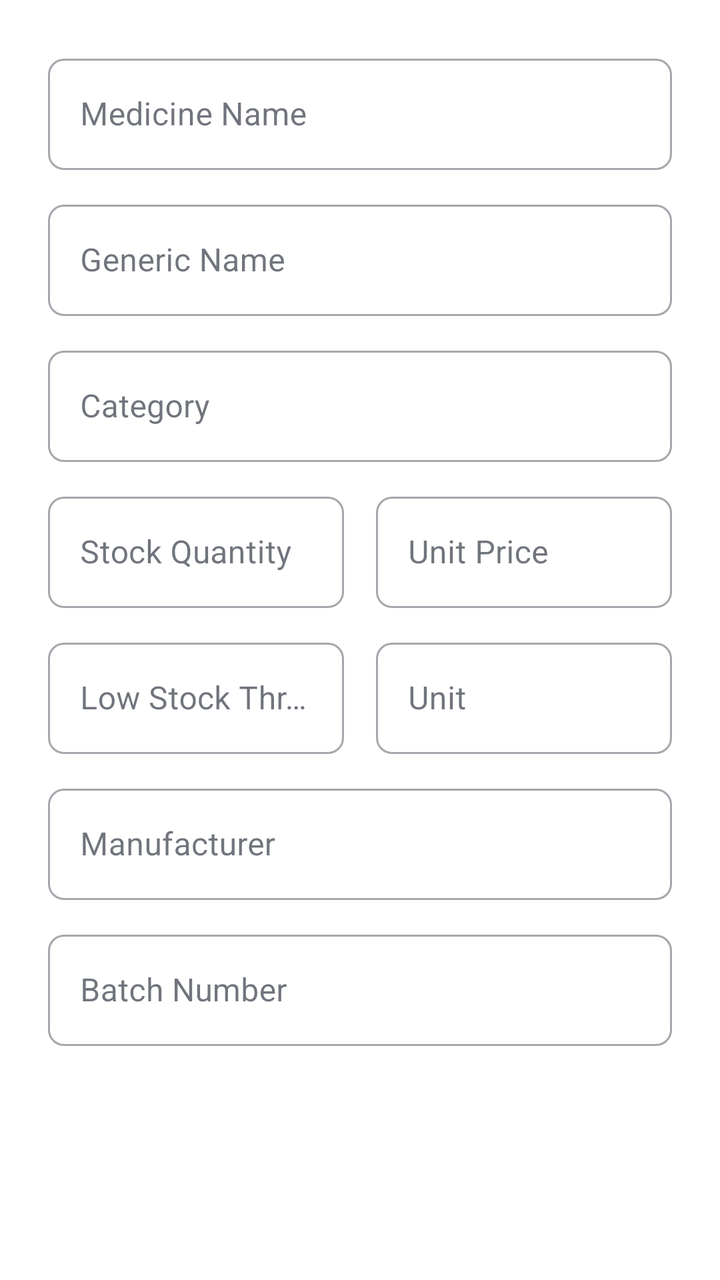
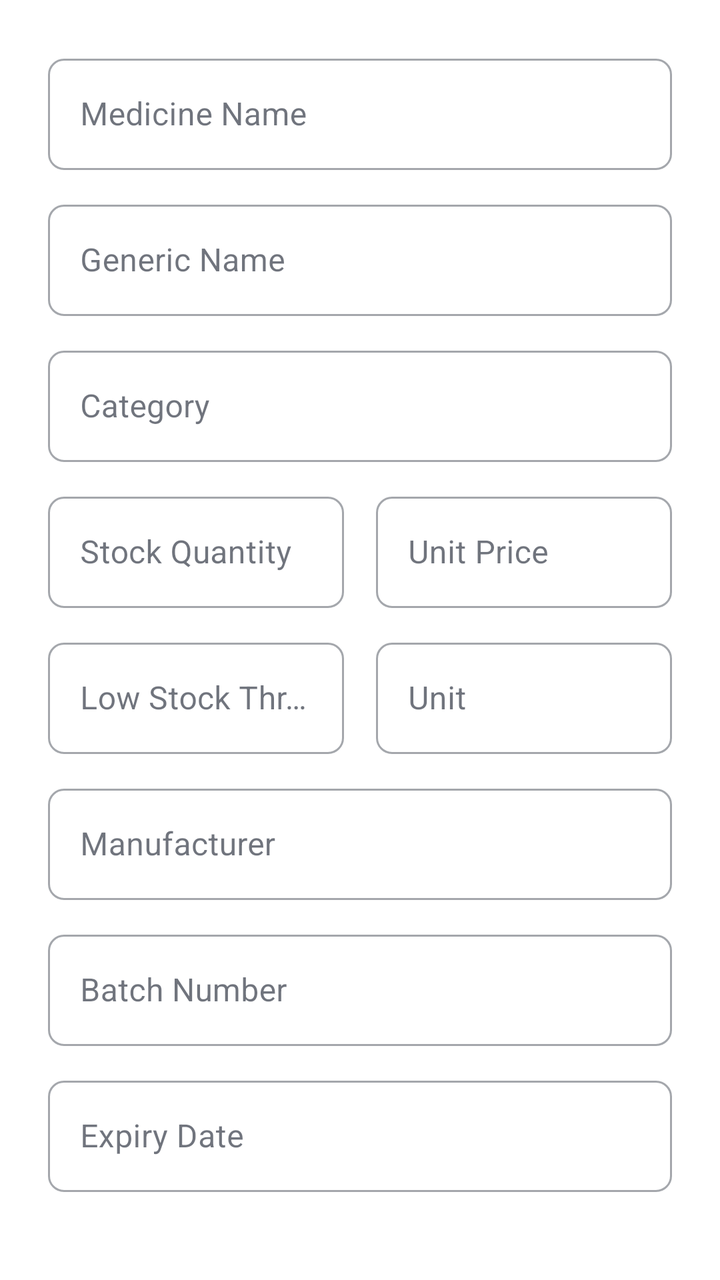

The first picture is an Android layout as it rendered before a commit; the second is the same layout after the commit. The layout source and the unified diff follow.
<!-- AndroidManifest.xml: application theme Theme.MediTrack -->
<!-- res/layout/dialog_add_inventory.xml -->
<?xml version="1.0" encoding="utf-8"?>
<androidx.core.widget.NestedScrollView xmlns:android="http://schemas.android.com/apk/res/android"
    xmlns:app="http://schemas.android.com/apk/res-auto"
    android:layout_width="match_parent"
    android:layout_height="wrap_content">

    <LinearLayout
        android:layout_width="match_parent"
        android:layout_height="wrap_content"
        android:orientation="vertical"
        android:padding="24dp">

        <com.google.android.material.textfield.TextInputLayout
            android:id="@+id/nameLayout"
            style="@style/Widget.MaterialComponents.TextInputLayout.OutlinedBox"
            android:layout_width="match_parent"
            android:layout_height="wrap_content"
            android:hint="@string/medicine_name_label">
            <com.google.android.material.textfield.TextInputEditText
                android:id="@+id/nameEditText"
                android:layout_width="match_parent"
                android:layout_height="wrap_content"
                android:inputType="textCapWords" />
        </com.google.android.material.textfield.TextInputLayout>

        <com.google.android.material.textfield.TextInputLayout
            android:id="@+id/genericNameLayout"
            style="@style/Widget.MaterialComponents.TextInputLayout.OutlinedBox"
            android:layout_width="match_parent"
            android:layout_height="wrap_content"
            android:layout_marginTop="12dp"
            android:hint="@string/generic_name">
            <com.google.android.material.textfield.TextInputEditText
                android:id="@+id/genericNameEditText"
                android:layout_width="match_parent"
                android:layout_height="wrap_content"
                android:inputType="textCapWords" />
        </com.google.android.material.textfield.TextInputLayout>

        <com.google.android.material.textfield.TextInputLayout
            android:id="@+id/categoryLayout"
            style="@style/Widget.MaterialComponents.TextInputLayout.OutlinedBox"
            android:layout_width="match_parent"
            android:layout_height="wrap_content"
            android:layout_marginTop="12dp"
            android:hint="@string/category">
            <com.google.android.material.textfield.TextInputEditText
                android:id="@+id/categoryEditText"
                android:layout_width="match_parent"
                android:layout_height="wrap_content"
                android:inputType="textCapWords" />
        </com.google.android.material.textfield.TextInputLayout>

        <LinearLayout
            android:layout_width="match_parent"
            android:layout_height="wrap_content"
            android:layout_marginTop="12dp"
            android:orientation="horizontal">
            <com.google.android.material.textfield.TextInputLayout
                android:id="@+id/quantityLayout"
                style="@style/Widget.MaterialComponents.TextInputLayout.OutlinedBox"
                android:layout_width="0dp"
                android:layout_height="wrap_content"
                android:layout_marginEnd="8dp"
                android:layout_weight="1"
                android:hint="@string/stock_quantity">
                <com.google.android.material.textfield.TextInputEditText
                    android:id="@+id/quantityEditText"
                    android:layout_width="match_parent"
                    android:layout_height="wrap_content"
                    android:inputType="number" />
            </com.google.android.material.textfield.TextInputLayout>
            <com.google.android.material.textfield.TextInputLayout
                android:id="@+id/priceLayout"
                style="@style/Widget.MaterialComponents.TextInputLayout.OutlinedBox"
                android:layout_width="0dp"
                android:layout_height="wrap_content"
                android:layout_marginStart="8dp"
                android:layout_weight="1"
                android:hint="@string/unit_price"
                app:prefixText="$">
                <com.google.android.material.textfield.TextInputEditText
                    android:id="@+id/priceEditText"
                    android:layout_width="match_parent"
                    android:layout_height="wrap_content"
                    android:inputType="numberDecimal" />
            </com.google.android.material.textfield.TextInputLayout>
        </LinearLayout>

        <LinearLayout
            android:layout_width="match_parent"
            android:layout_height="wrap_content"
            android:layout_marginTop="12dp"
            android:orientation="horizontal">
            <com.google.android.material.textfield.TextInputLayout
                android:id="@+id/thresholdLayout"
                style="@style/Widget.MaterialComponents.TextInputLayout.OutlinedBox"
                android:layout_width="0dp"
                android:layout_height="wrap_content"
                android:layout_marginEnd="8dp"
                android:layout_weight="1"
                android:hint="@string/low_stock_threshold">
                <com.google.android.material.textfield.TextInputEditText
                    android:id="@+id/thresholdEditText"
                    android:layout_width="match_parent"
                    android:layout_height="wrap_content"
                    android:inputType="number" />
            </com.google.android.material.textfield.TextInputLayout>
            <com.google.android.material.textfield.TextInputLayout
                android:id="@+id/unitLayout"
                style="@style/Widget.MaterialComponents.TextInputLayout.OutlinedBox"
                android:layout_width="0dp"
                android:layout_height="wrap_content"
                android:layout_marginStart="8dp"
                android:layout_weight="1"
                android:hint="@string/unit">
                <com.google.android.material.textfield.TextInputEditText
                    android:id="@+id/unitEditText"
                    android:layout_width="match_parent"
                    android:layout_height="wrap_content"
                    android:inputType="text" />
            </com.google.android.material.textfield.TextInputLayout>
        </LinearLayout>

        <com.google.android.material.textfield.TextInputLayout
            android:id="@+id/manufacturerLayout"
            style="@style/Widget.MaterialComponents.TextInputLayout.OutlinedBox"
            android:layout_width="match_parent"
            android:layout_height="wrap_content"
            android:layout_marginTop="12dp"
            android:hint="@string/manufacturer">
            <com.google.android.material.textfield.TextInputEditText
                android:id="@+id/manufacturerEditText"
                android:layout_width="match_parent"
                android:layout_height="wrap_content"
                android:inputType="textCapWords" />
        </com.google.android.material.textfield.TextInputLayout>

        <com.google.android.material.textfield.TextInputLayout
            android:id="@+id/batchLayout"
            style="@style/Widget.MaterialComponents.TextInputLayout.OutlinedBox"
            android:layout_width="match_parent"
            android:layout_height="wrap_content"
            android:layout_marginTop="12dp"
            android:hint="@string/batch_number">
            <com.google.android.material.textfield.TextInputEditText
                android:id="@+id/batchEditText"
                android:layout_width="match_parent"
                android:layout_height="wrap_content"
                android:inputType="text" />
        </com.google.android.material.textfield.TextInputLayout>

    </LinearLayout>
</androidx.core.widget.NestedScrollView>
<!-- resources referenced by this layout -->
<resources>
  <string name="batch_number">Batch Number</string>
  <string name="category">Category</string>
  <string name="generic_name">Generic Name</string>
  <string name="low_stock_threshold">Low Stock Threshold</string>
  <string name="manufacturer">Manufacturer</string>
  <string name="medicine_name_label">Medicine Name</string>
  <string name="stock_quantity">Stock Quantity</string>
  <string name="unit">Unit</string>
  <string name="unit_price">Unit Price</string>
  <color name="primary">#059669</color>
  <color name="primary_dark">#047857</color>
  <color name="primary_container">#D1FAE5</color>
  <color name="text_on_primary">#FFFFFF</color>
  <color name="on_primary_container">#064E3B</color>
  <color name="secondary">#0891B2</color>
  <color name="secondary_container">#CFFAFE</color>
  <color name="white">#FFFFFFFF</color>
  <color name="on_secondary_container">#164E63</color>
  <color name="tertiary">#7C3AED</color>
  <color name="tertiary_container">#EDE9FE</color>
  <color name="on_tertiary_container">#4C1D95</color>
  <color name="background">#FFFFFF</color>
  <color name="surface">#FFFFFF</color>
  <color name="surface_variant">#F3F4F6</color>
  <color name="text_primary">#111827</color>
  <color name="text_secondary">#4B5563</color>
  <color name="error">#DC2626</color>
  <color name="error_container">#FEF2F2</color>
  <color name="outline">#D1D5DB</color>
  <style name="ShapeAppearance.MediTrack.SmallComponent" parent="ShapeAppearance.Material3.SmallComponent">
          <item name="cornerFamily">rounded</item>
          <item name="cornerSize">8dp</item>
      </style>
  <style name="ShapeAppearance.MediTrack.MediumComponent" parent="ShapeAppearance.Material3.MediumComponent">
          <item name="cornerFamily">rounded</item>
          <item name="cornerSize">12dp</item>
      </style>
  <style name="ShapeAppearance.MediTrack.LargeComponent" parent="ShapeAppearance.Material3.LargeComponent">
          <item name="cornerFamily">rounded</item>
          <item name="cornerSize">16dp</item>
      </style>
  <!-- unchanged entries left out for length: 1 -->
</resources>

<!-- the commit's change to res/layout/dialog_add_inventory.xml (unified diff, before → after) -->
@@ -150,5 +150,21 @@
                 android:inputType="text" />
         </com.google.android.material.textfield.TextInputLayout>
 
+        <com.google.android.material.textfield.TextInputLayout
+            android:id="@+id/expiryLayout"
+            style="@style/Widget.MaterialComponents.TextInputLayout.OutlinedBox"
+            android:layout_width="match_parent"
+            android:layout_height="wrap_content"
+            android:layout_marginTop="12dp"
+            android:hint="@string/expiry_date">
+            <com.google.android.material.textfield.TextInputEditText
+                android:id="@+id/expiryEditText"
+                android:layout_width="match_parent"
+                android:layout_height="wrap_content"
+                android:focusable="false"
+                android:clickable="true"
+                android:inputType="none" />
+        </com.google.android.material.textfield.TextInputLayout>
+
     </LinearLayout>
 </androidx.core.widget.NestedScrollView>
<!-- resource entries referenced after the edit -->
@@ -2,6 +2,7 @@
 <resources>
   <string name="batch_number">Batch Number</string>
   <string name="category">Category</string>
+  <string name="expiry_date">Expiry Date</string>
   <string name="generic_name">Generic Name</string>
   <string name="low_stock_threshold">Low Stock Threshold</string>
   <string name="manufacturer">Manufacturer</string>
